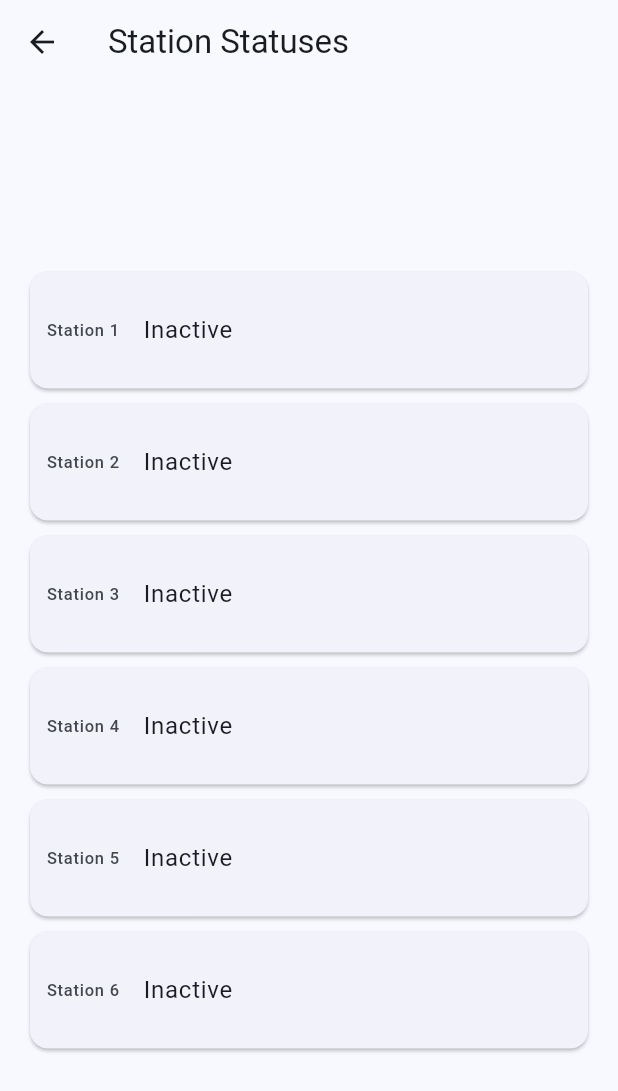
After one commit to WilliamBarber/ReticController, a Flutter app: the screen it shows after launch, item 2 of the bottom bar chosen, after a tap on "View all station statuses", on a phone screen of 412 x 824 dp. The commit adds this screen. Shown: the top 1091 px of the screen. Run offline on Flutter 3.47's test engine with Material 3 defaults, Android fonts, the phone set to English and light mode, and no system bars; drawn by our look-alikes of dynamic_color.

Commit message:
Add station status page

```diff
--- a/retic_controller/lib/AppState.dart
+++ b/retic_controller/lib/AppState.dart
@@ -42,6 +42,10 @@ class AppState extends ChangeNotifier {
       );
   }
 
+  bool isStationActive(int station) {
+    return station == activeStation;
+  }
+
   void activateStationFromQueue() {
     server.activateStation(queuedStation);
     activeStation = server.getActiveStation();
--- a/retic_controller/lib/Settings.dart
+++ b/retic_controller/lib/Settings.dart
@@ -1,4 +1,5 @@
 import 'package:flutter/material.dart';
+import 'StationStatusPage.dart';
 
 class SettingsPage extends StatelessWidget {
   const SettingsPage({super.key});
@@ -9,11 +10,23 @@ class SettingsPage extends StatelessWidget {
       appBar: AppBar(
         title: const Text('Settings'),
       ),
-      body: const Center(
+      body: Center(
         child: Column(
           mainAxisAlignment: MainAxisAlignment.center,
           children: [
-            Text('TODO: View all station statuses'),
+            FilledButton.tonal(
+                onPressed: () {
+                  Navigator.push(
+                    context,
+                    MaterialPageRoute(builder: (context) {
+                      return const Scaffold(
+                        body: StationStatusPage(),
+                      );
+                    }),
+                  );
+                },
+                child: Text('View all station statuses'),
+            ),
           ],
         ),
       ),
--- /dev/null
+++ b/retic_controller/lib/StationStatusPage.dart
@@ -0,0 +1,43 @@
+import 'package:flutter/material.dart';
+import 'package:provider/provider.dart';
+import 'AppState.dart';
+
+class StationStatusPage extends StatelessWidget {
+  const StationStatusPage({super.key});
+
+  @override
+  Widget build(BuildContext context) {
+    var appState = context.watch<AppState>();
+
+    return Scaffold(
+      appBar: AppBar(
+        title: const Text('Station Statuses'),
+      ),
+      body: Padding(
+        padding: const EdgeInsets.all(20),
+        child: Center(
+          child: ListView.builder(
+            physics: const NeverScrollableScrollPhysics(),
+            shrinkWrap: true,
+            itemCount: 6,
+            itemBuilder: (context, index) {
+              return Card(
+                margin: const EdgeInsets.symmetric(vertical: 5),
+                child: Padding(
+                  padding: const EdgeInsets.all(10),
+                  child: ListTile(
+                    contentPadding: const EdgeInsets.all(1),
+                    leading: Text('Station ${index + 1}'),
+                    title: Text(appState.isStationActive(index + 1)
+                        ? 'Active'
+                        : 'Inactive'),
+                  ),
+                ),
+              );
+            },
+          ),
+        ),
+      ),
+    );
+  }
+}
--- a/retic_controller/lib/TempStatusPage.dart
+++ b/retic_controller/lib/TempStatusPage.dart
@@ -66,6 +66,4 @@ class _TempStatusPageState extends State<TempStatusPage> {
       ),
     );
   }
-
-
 }
```
